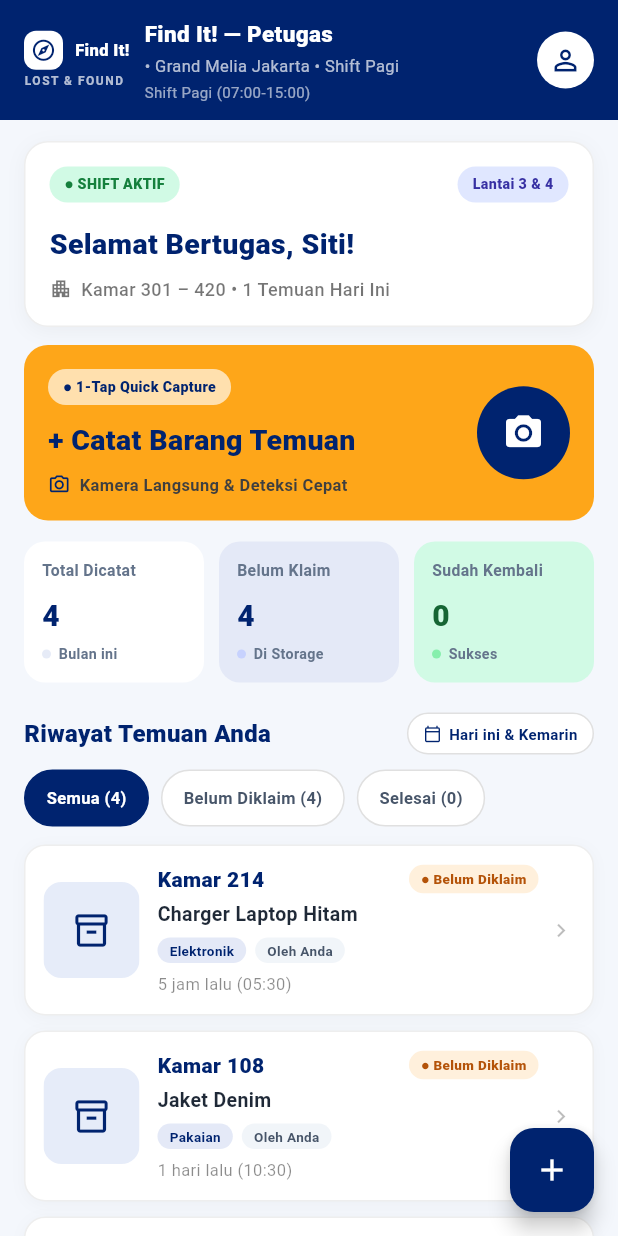
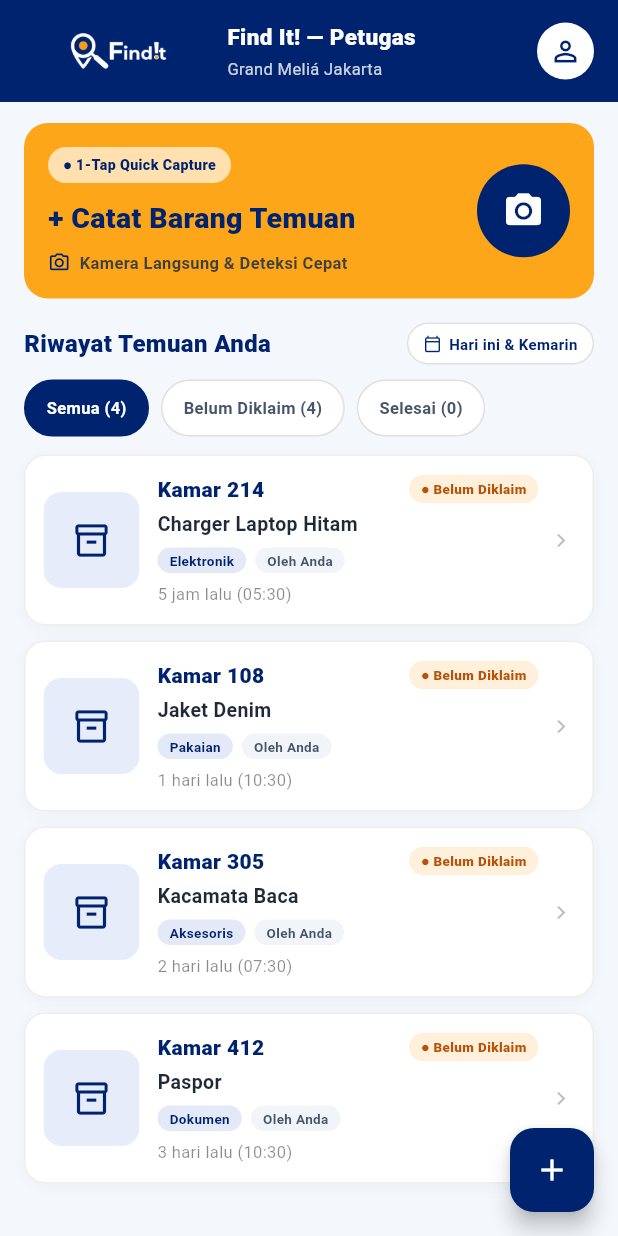
Before and after one commit to Sxpt07/findit-work, a Flutter app: the WorkerDashboardScreen screen opened directly, on a phone screen of 412 x 824 dp. Run offline on Flutter 3.47's test engine with Material 3 defaults, Android fonts, the light colour scheme and no system bars; our stand-ins replace image_picker.

Commit message:
feat: improve worker dashboard & header

```diff
--- a/lib/features/worker/screens/quick_report_form_screen.dart
+++ b/lib/features/worker/screens/quick_report_form_screen.dart
@@ -101,6 +101,7 @@ class _QuickReportFormScreenState extends State<QuickReportFormScreen> {
               showBack: true,
               subtitle: 'Form Pencatatan Lengkap',
               onBack: () => Navigator.pop(context),
+              trailing: const WorkerBrandLogo(),
             ),
             Expanded(
               child: ListView(
--- a/lib/features/worker/screens/worker_dashboard_screen.dart
+++ b/lib/features/worker/screens/worker_dashboard_screen.dart
@@ -5,18 +5,16 @@ import '../state/found_items_controller.dart';
 import '../theme/app_colors.dart';
 import '../widgets/found_item_card.dart';
 import '../widgets/found_item_detail_sheet.dart';
-import '../widgets/greeting_card.dart';
 import '../widgets/history_filter_bar.dart';
 import '../widgets/quick_capture_card.dart';
-import '../widgets/stat_summary_cards.dart';
 import '../widgets/worker_header.dart';
+import '../widgets/worker_profile_sheet.dart';
 import 'quick_report_form_screen.dart';
 
 /// Halaman utama Dashboard Petugas "Find It! — Petugas".
 ///
 /// Menerapkan ListView dari widget-widget kecil: [WorkerHeader],
-/// [GreetingCard], [QuickCaptureCard], [StatSummaryRow],
-/// [HistoryFilterBar], dan [FoundItemCard].
+/// [QuickCaptureCard], [HistoryFilterBar], dan [FoundItemCard].
 class WorkerDashboardScreen extends StatefulWidget {
   const WorkerDashboardScreen({super.key});
 
@@ -81,24 +79,16 @@ class _WorkerDashboardScreenState extends State<WorkerDashboardScreen> {
         children: [
           WorkerHeader(
             leading: const WorkerBrandLogo(),
-            subtitle: '• Grand Melia Jakarta • Shift Pagi',
-            extra: _controller.currentShiftLabel,
+            subtitle: 'Grand Meliá Jakarta',
+            onAvatarTap: () => WorkerProfileSheet.show(context),
           ),
           Padding(
             padding: const EdgeInsets.fromLTRB(16, 14, 16, 24),
             child: Column(
               crossAxisAlignment: CrossAxisAlignment.stretch,
               children: [
-                GreetingCard(todayCount: _controller.todayCount),
-                const SizedBox(height: 12),
                 QuickCaptureCard(onTap: _openReportForm),
-                const SizedBox(height: 14),
-                StatSummaryRow(
-                  total: _controller.items.length,
-                  unclaimed: _unclaimedCount,
-                  claimed: _controller.claimedCount,
-                ),
-                const SizedBox(height: 20),
+                const SizedBox(height: 16),
                 HistoryFilterBar(
                   selectedIndex: _statusFilter,
                   total: _controller.items.length,
--- a/lib/features/worker/widgets/auto_return_countdown.dart
+++ b/lib/features/worker/widgets/auto_return_countdown.dart
@@ -8,7 +8,7 @@ class AutoReturnCountdown extends StatelessWidget {
   const AutoReturnCountdown({
     super.key,
     required this.seconds,
-    this.total = 3,
+    this.total = 10,
   });
 
   final int seconds;
--- a/lib/features/worker/widgets/greeting_card.dart
+++ /dev/null
@@ -1,64 +0,0 @@
-import 'package:flutter/material.dart';
-
-import '../theme/app_colors.dart';
-
-/// Card sapaan "Selamat Bertugas" di dashboard, menampilkan shift aktif dan
-/// jumlah temuan hari ini.
-class GreetingCard extends StatelessWidget {
-  const GreetingCard({super.key, required this.todayCount});
-
-  final int todayCount;
-
-  @override
-  Widget build(BuildContext context) {
-    return Container(
-      padding: const EdgeInsets.all(16),
-      decoration: BoxDecoration(
-        color: Colors.white,
-        borderRadius: BorderRadius.circular(16),
-        border: Border.all(color: Colors.grey.shade200),
-        boxShadow: [
-          BoxShadow(color: Colors.black.withValues(alpha: 0.04), blurRadius: 10, offset: const Offset(0, 3)),
-        ],
-      ),
-      child: Column(
-        crossAxisAlignment: CrossAxisAlignment.start,
-        children: [
-          Row(
-            children: [
-              _capsule('● SHIFT AKTIF', AppColors.greenSoft, AppColors.greenStrong),
-              const Spacer(),
-              _capsule('Lantai 3 & 4', AppColors.softBlue, const Color(0xFF3730A3)),
-            ],
-          ),
-          const SizedBox(height: 14),
-          const Text(
-            'Selamat Bertugas, Siti!',
-            style: TextStyle(fontSize: 19, fontWeight: FontWeight.w800, color: AppColors.navy),
-          ),
-          const SizedBox(height: 8),
-          Row(
-            children: [
-              const Icon(Icons.apartment_outlined, size: 15, color: Colors.black54),
-              const SizedBox(width: 6),
-              Expanded(
-                child: Text(
-                  'Kamar 301 – 420 • $todayCount Temuan Hari Ini',
-                  style: const TextStyle(fontSize: 12, color: Colors.black54, fontWeight: FontWeight.w500),
-                ),
-              ),
-            ],
-          ),
-        ],
-      ),
-    );
-  }
-
-  Widget _capsule(String text, Color bg, Color fg) {
-    return Container(
-      padding: const EdgeInsets.symmetric(horizontal: 10, vertical: 5),
-      decoration: BoxDecoration(color: bg, borderRadius: BorderRadius.circular(20)),
-      child: Text(text, style: TextStyle(fontSize: 9.5, fontWeight: FontWeight.w800, color: fg)),
-    );
-  }
-}
--- a/lib/features/worker/widgets/stat_summary_cards.dart
+++ /dev/null
@@ -1,99 +0,0 @@
-import 'package:flutter/material.dart';
-
-import '../theme/app_colors.dart';
-
-/// Baris berisi 3 card statistik: Total Dicatat, Belum Klaim, Sudah Kembali.
-class StatSummaryRow extends StatelessWidget {
-  const StatSummaryRow({
-    super.key,
-    required this.total,
-    required this.unclaimed,
-    required this.claimed,
-  });
-
-  final int total;
-  final int unclaimed;
-  final int claimed;
-
-  @override
-  Widget build(BuildContext context) {
-    return Row(
-      children: [
-        Expanded(
-          child: _StatCard(
-            label: 'Total Dicatat',
-            value: '$total',
-            sub: 'Bulan ini',
-            bg: Colors.white,
-            fg: AppColors.navy,
-            dot: const Color(0xFFE6EBF7),
-          ),
-        ),
-        const SizedBox(width: 10),
-        Expanded(
-          child: _StatCard(
-            label: 'Belum Klaim',
-            value: '$unclaimed',
-            sub: 'Di Storage',
-            bg: AppColors.softBlueBg,
-            fg: AppColors.navy,
-            dot: const Color(0xFFC7D2FE),
-          ),
-        ),
-        const SizedBox(width: 10),
-        Expanded(
-          child: _StatCard(
-            label: 'Sudah Kembali',
-            value: '$claimed',
-            sub: 'Sukses',
-            bg: AppColors.greenSoft,
-            fg: AppColors.greenMid,
-            dot: const Color(0xFF86EFAC),
-          ),
-        ),
-      ],
-    );
-  }
-}
-
-class _StatCard extends StatelessWidget {
-  const _StatCard({
-    required this.label,
-    required this.value,
-    required this.sub,
-    required this.bg,
-    required this.fg,
-    required this.dot,
-  });
-
-  final String label;
-  final String value;
-  final String sub;
-  final Color bg;
-  final Color fg;
-  final Color dot;
-
-  @override
-  Widget build(BuildContext context) {
-    return Container(
-      padding: const EdgeInsets.all(12),
-      decoration: BoxDecoration(color: bg, borderRadius: BorderRadius.circular(14)),
-      child: Column(
-        crossAxisAlignment: CrossAxisAlignment.start,
-        children: [
-          Text(label, style: const TextStyle(fontSize: 10.5, fontWeight: FontWeight.w700, color: AppColors.muted)),
-          const SizedBox(height: 8),
-          Text(value, style: TextStyle(fontSize: 20, fontWeight: FontWeight.w800, color: fg)),
-          const SizedBox(height: 4),
-          Row(
-            children: [
-              Container(width: 6, height: 6, decoration: BoxDecoration(color: dot, shape: BoxShape.circle)),
-              const SizedBox(width: 5),
-              Text(sub, style: const TextStyle(fontSize: 9.5, color: AppColors.muted, fontWeight: FontWeight.w600)),
-            ],
-          ),
-        ],
-      ),
-    );
-  }
-}
--- a/lib/features/worker/widgets/worker_header.dart
+++ b/lib/features/worker/widgets/worker_header.dart
@@ -10,23 +10,23 @@ class WorkerHeader extends StatelessWidget {
   const WorkerHeader({
     super.key,
     this.title = 'Find It! — Petugas',
-    this.subtitle = 'Grand Melia Jakarta • Shift Pagi',
-    this.extra,
+    this.subtitle = 'Grand Meliá Jakarta',
     this.leading,
     this.showBack = false,
     this.showSearch = false,
     this.onBack,
     this.trailing,
+    this.onAvatarTap,
   });
 
   final String? title;
   final String? subtitle;
-  final String? extra;
   final Widget? leading;
   final bool showBack;
   final bool showSearch;
   final VoidCallback? onBack;
   final Widget? trailing;
+  final VoidCallback? onAvatarTap;
 
   Widget? _buildLeading() {
     if (leading != null) return leading;
@@ -58,29 +58,36 @@ class WorkerHeader extends StatelessWidget {
       child: SafeArea(
         bottom: false,
         child: Row(
+          mainAxisAlignment: MainAxisAlignment.spaceBetween,
+          crossAxisAlignment: CrossAxisAlignment.center,
           children: [
             if (leadingWidget != null) ...[leadingWidget, const SizedBox(width: 10)],
             Expanded(
               child: Column(
                 crossAxisAlignment: CrossAxisAlignment.start,
+                mainAxisSize: MainAxisSize.min,
                 children: [
                   if (title != null)
                     Text(
                       title!,
+                      maxLines: 1,
+                      overflow: TextOverflow.ellipsis,
                       style: const TextStyle(color: Colors.white, fontSize: 15, fontWeight: FontWeight.w800),
                     ),
                   if (subtitle != null) ...[
                     const SizedBox(height: 3),
-                    Text(subtitle!, style: const TextStyle(color: Colors.white70, fontSize: 11)),
-                  ],
-                  if (extra != null) ...[
-                    const SizedBox(height: 2),
-                    Text(extra!, style: const TextStyle(color: Colors.white60, fontSize: 10)),
+                    Text(
+                      subtitle!,
+                      maxLines: 1,
+                      overflow: TextOverflow.ellipsis,
+                      style: TextStyle(color: Colors.white.withValues(alpha: 0.8), fontSize: 11),
+                    ),
                   ],
                 ],
               ),
             ),
-            if (trailing != null) trailing! else const WorkerHeaderAvatar(),
+            const SizedBox(width: 12),
+            if (trailing != null) trailing! else WorkerHeaderAvatar(onTap: onAvatarTap),
           ],
         ),
       ),
@@ -90,49 +97,36 @@ class WorkerHeader extends StatelessWidget {
 
 /// Avatar profil lingkaran putih dengan ikon person.
 class WorkerHeaderAvatar extends StatelessWidget {
-  const WorkerHeaderAvatar({super.key});
+  const WorkerHeaderAvatar({super.key, this.onTap});
+
+  final VoidCallback? onTap;
 
   @override
   Widget build(BuildContext context) {
-    return Container(
-      width: 38,
-      height: 38,
-      decoration: const BoxDecoration(color: Colors.white, shape: BoxShape.circle),
-      child: const Icon(Icons.person_outline, color: AppColors.navy, size: 22),
+    return GestureDetector(
+      onTap: onTap,
+      child: Container(
+        width: 38,
+        height: 38,
+        decoration: const BoxDecoration(color: Colors.white, shape: BoxShape.circle),
+        child: const Icon(Icons.person_outline, color: AppColors.navy, size: 22),
+      ),
     );
   }
 }
 
-/// Blok logo "Find It!" + tulisan LOST & FOUND untuk leading dashboard.
+/// Blok logo "Find It!" untuk leading/trailing header Worker.
 class WorkerBrandLogo extends StatelessWidget {
-  const WorkerBrandLogo({super.key});
+  const WorkerBrandLogo({super.key, this.height = 44});
+
+  final double height;
 
   @override
   Widget build(BuildContext context) {
-    return Column(
-      crossAxisAlignment: CrossAxisAlignment.start,
-      children: [
-        Row(
-          children: [
-            Container(
-              width: 26,
-              height: 26,
-              decoration: BoxDecoration(color: Colors.white, borderRadius: BorderRadius.circular(8)),
-              child: const Icon(Icons.explore_outlined, color: AppColors.navy, size: 17),
-            ),
-            const SizedBox(width: 8),
-            const Text(
-              'Find It!',
-              style: TextStyle(color: Colors.white, fontSize: 11, fontWeight: FontWeight.w800),
-            ),
-          ],
-        ),
-        const SizedBox(height: 2),
-        const Text(
-          'LOST & FOUND',
-          style: TextStyle(color: Colors.white70, fontSize: 8, fontWeight: FontWeight.w700, letterSpacing: 1),
-        ),
-      ],
+    return Image.asset(
+      'assets/images/logo-light.png',
+      height: height,
+      fit: BoxFit.contain,
     );
   }
 }
```
Also changed, not shown: lib/features/auth/screens/login_screen.dart (+7 -21 lines), lib/features/worker/screens/item_saved_success_screen.dart (+5 -7 lines), lib/features/worker/widgets/worker_bottom_navbar.dart (deleted, +0 -89 lines), lib/features/worker/widgets/worker_profile_sheet.dart (added, +151 -0 lines), pubspec.yaml (+3 -4 lines), assets/images/README.txt (added), assets/images/logo-light.png (added), lib/features/worker/data/mock_found_items.dart (line endings or trailing spaces), 1 other file.
